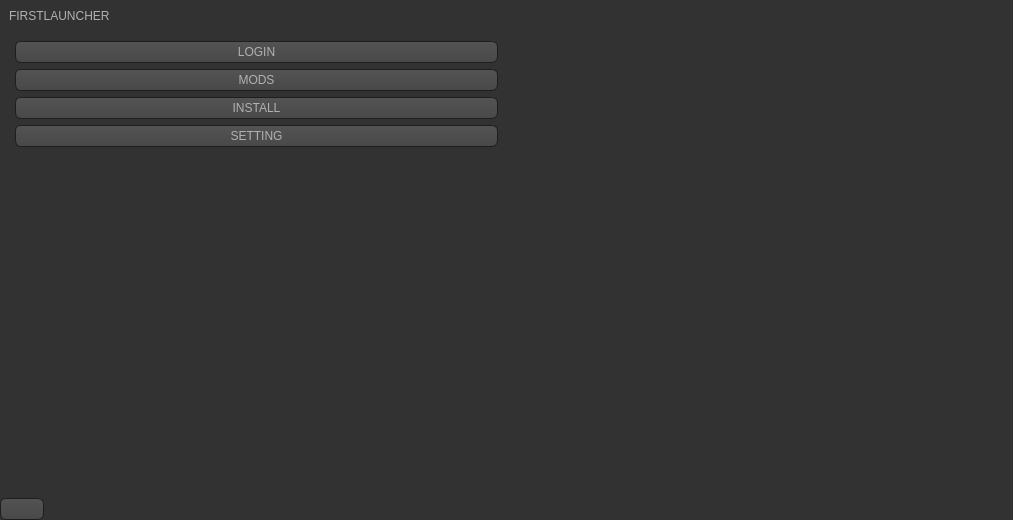
First picture: the form in qt_design/launcher_design.ui, repository ArenF/FirstLauncher, before the edit.
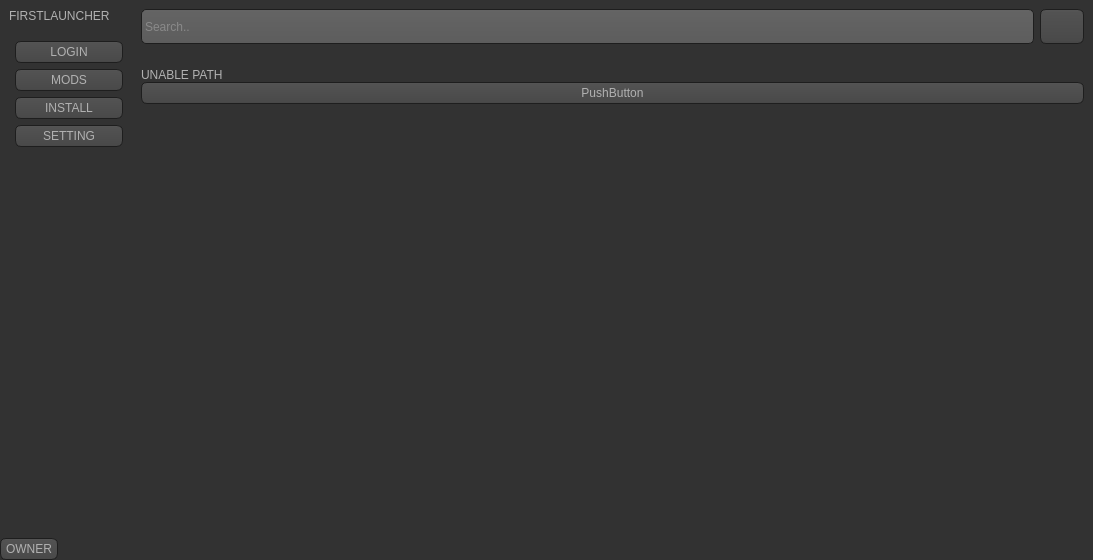
Second picture: the form after the edit. The open tabs and pages were chosen to show the change. Icons and pictures are not drawn.

Commit message: design to qt designer

Patch:
```diff
--- a/qt_design/launcher_design.ui
+++ b/qt_design/launcher_design.ui
@@ -6,8 +6,8 @@
    <rect>
     <x>0</x>
     <y>0</y>
-    <width>1013</width>
-    <height>520</height>
+    <width>1093</width>
+    <height>560</height>
    </rect>
   </property>
   <property name="windowTitle">
@@ -678,7 +678,7 @@
           <item alignment="Qt::AlignLeft|Qt::AlignBottom">
            <widget class="QPushButton" name="pushButton_5">
             <property name="text">
-             <string/>
+             <string>OWNER</string>
             </property>
             <property name="icon">
              <iconset resource="resource.qrc">
@@ -717,48 +717,267 @@
         <number>0</number>
        </property>
        <item>
-        <widget class="QFrame" name="main_head">
-         <property name="frameShape">
-          <enum>QFrame::StyledPanel</enum>
+        <widget class="QStackedWidget" name="stackedMain">
+         <property name="currentIndex">
+          <number>3</number>
          </property>
-         <property name="frameShadow">
-          <enum>QFrame::Raised</enum>
-         </property>
-        </widget>
-       </item>
-       <item>
-        <widget class="QLabel" name="MainImage">
-         <property name="enabled">
-          <bool>true</bool>
-         </property>
-         <property name="sizePolicy">
-          <sizepolicy hsizetype="Maximum" vsizetype="Maximum">
-           <horstretch>0</horstretch>
-           <verstretch>0</verstretch>
-          </sizepolicy>
-         </property>
-         <property name="text">
-          <string/>
-         </property>
-         <property name="pixmap">
-          <pixmap resource="resource.qrc">:/image/2022-11-28_21.14.33.png</pixmap>
-         </property>
-         <property name="scaledContents">
-          <bool>true</bool>
-         </property>
-         <property name="alignment">
-          <set>Qt::AlignRight|Qt::AlignTrailing|Qt::AlignVCenter</set>
-         </property>
-        </widget>
-       </item>
-       <item>
-        <widget class="QFrame" name="main_foot">
-         <property name="frameShape">
-          <enum>QFrame::StyledPanel</enum>
-         </property>
-         <property name="frameShadow">
-          <enum>QFrame::Raised</enum>
-         </property>
+         <widget class="QWidget" name="mainPage">
+          <layout class="QVBoxLayout" name="verticalLayout_6">
+           <property name="spacing">
+            <number>0</number>
+           </property>
+           <property name="leftMargin">
+            <number>0</number>
+           </property>
+           <property name="topMargin">
+            <number>0</number>
+           </property>
+           <property name="rightMargin">
+            <number>0</number>
+           </property>
+           <property name="bottomMargin">
+            <number>0</number>
+           </property>
+           <item>
+            <widget class="QLabel" name="mainImage">
+             <property name="text">
+              <string/>
+             </property>
+             <property name="pixmap">
+              <pixmap resource="resource.qrc">:/image/2022-11-28_21.14.33.png</pixmap>
+             </property>
+             <property name="scaledContents">
+              <bool>true</bool>
+             </property>
+            </widget>
+           </item>
+          </layout>
+         </widget>
+         <widget class="QWidget" name="loginPage">
+          <layout class="QVBoxLayout" name="verticalLayout_7">
+           <property name="spacing">
+            <number>0</number>
+           </property>
+           <property name="leftMargin">
+            <number>0</number>
+           </property>
+           <property name="topMargin">
+            <number>0</number>
+           </property>
+           <property name="rightMargin">
+            <number>0</number>
+           </property>
+           <property name="bottomMargin">
+            <number>0</number>
+           </property>
+           <item>
+            <widget class="QWidget" name="loginWidget" native="true"/>
+           </item>
+          </layout>
+         </widget>
+         <widget class="QWidget" name="modsPage">
+          <layout class="QVBoxLayout" name="verticalLayout_8">
+           <property name="spacing">
+            <number>0</number>
+           </property>
+           <property name="leftMargin">
+            <number>0</number>
+           </property>
+           <property name="topMargin">
+            <number>0</number>
+           </property>
+           <property name="rightMargin">
+            <number>0</number>
+           </property>
+           <property name="bottomMargin">
+            <number>0</number>
+           </property>
+           <item>
+            <widget class="QFrame" name="frame_2">
+             <property name="frameShape">
+              <enum>QFrame::StyledPanel</enum>
+             </property>
+             <property name="frameShadow">
+              <enum>QFrame::Raised</enum>
+             </property>
+             <layout class="QVBoxLayout" name="verticalLayout_9">
+              <property name="spacing">
+               <number>0</number>
+              </property>
+              <property name="leftMargin">
+               <number>0</number>
+              </property>
+              <property name="topMargin">
+               <number>0</number>
+              </property>
+              <property name="rightMargin">
+               <number>0</number>
+              </property>
+              <property name="bottomMargin">
+               <number>0</number>
+              </property>
+              <item alignment="Qt::AlignTop">
+               <widget class="QFrame" name="frame_5">
+                <property name="frameShape">
+                 <enum>QFrame::StyledPanel</enum>
+                </property>
+                <property name="frameShadow">
+                 <enum>QFrame::Raised</enum>
+                </property>
+                <layout class="QVBoxLayout" name="verticalLayout_11">
+                 <property name="leftMargin">
+                  <number>0</number>
+                 </property>
+                 <property name="topMargin">
+                  <number>0</number>
+                 </property>
+                 <property name="rightMargin">
+                  <number>0</number>
+                 </property>
+                 <property name="bottomMargin">
+                  <number>0</number>
+                 </property>
+                 <item alignment="Qt::AlignTop">
+                  <widget class="QFrame" name="frame_3">
+                   <property name="frameShape">
+                    <enum>QFrame::StyledPanel</enum>
+                   </property>
+                   <property name="frameShadow">
+                    <enum>QFrame::Raised</enum>
+                   </property>
+                   <layout class="QHBoxLayout" name="horizontalLayout_3">
+                    <item>
+                     <widget class="QLineEdit" name="lineEdit">
+                      <property name="sizePolicy">
+                       <sizepolicy hsizetype="Expanding" vsizetype="Minimum">
+                        <horstretch>0</horstretch>
+                        <verstretch>0</verstretch>
+                       </sizepolicy>
+                      </property>
+                      <property name="minimumSize">
+                       <size>
+                        <width>0</width>
+                        <height>35</height>
+                       </size>
+                      </property>
+                      <property name="text">
+                       <string/>
+                      </property>
+                      <property name="placeholderText">
+                       <string>Search..</string>
+                      </property>
+                     </widget>
+                    </item>
+                    <item>
+                     <widget class="QPushButton" name="pushButton_6">
+                      <property name="minimumSize">
+                       <size>
+                        <width>35</width>
+                        <height>35</height>
+                       </size>
+                      </property>
+                      <property name="text">
+                       <string/>
+                      </property>
+                      <property name="icon">
+                       <iconset resource="resource.qrc">
+                        <normaloff>:/icon_pack/tutorial_icon_package/search.svg</normaloff>:/icon_pack/tutorial_icon_package/search.svg</iconset>
+                      </property>
+                     </widget>
+                    </item>
+                   </layout>
+                  </widget>
+                 </item>
+                 <item alignment="Qt::AlignTop">
+                  <widget class="QFrame" name="frame_4">
+                   <property name="enabled">
+                    <bool>true</bool>
+                   </property>
+                   <property name="sizePolicy">
+                    <sizepolicy hsizetype="Preferred" vsizetype="Expanding">
+                     <horstretch>0</horstretch>
+                     <verstretch>0</verstretch>
+                    </sizepolicy>
+                   </property>
+                   <property name="frameShape">
+                    <enum>QFrame::StyledPanel</enum>
+                   </property>
+                   <property name="frameShadow">
+                    <enum>QFrame::Raised</enum>
+                   </property>
+                   <layout class="QVBoxLayout" name="verticalLayout_10">
+                    <property name="spacing">
+                     <number>0</number>
+                    </property>
+                    <property name="leftMargin">
+                     <number>9</number>
+                    </property>
+                    <property name="topMargin">
+                     <number>9</number>
+                    </property>
+                    <property name="rightMargin">
+                     <number>9</number>
+                    </property>
+                    <property name="bottomMargin">
+                     <number>9</number>
+                    </property>
+                    <item alignment="Qt::AlignTop">
+                     <widget class="QLabel" name="label_2">
+                      <property name="sizePolicy">
+                       <sizepolicy hsizetype="Minimum" vsizetype="Minimum">
+                        <horstretch>0</horstretch>
+                        <verstretch>0</verstretch>
+                       </sizepolicy>
+                      </property>
+                      <property name="minimumSize">
+                       <size>
+                        <width>0</width>
+                        <height>0</height>
+                       </size>
+                      </property>
+                      <property name="maximumSize">
+                       <size>
+                        <width>16777215</width>
+                        <height>20</height>
+                       </size>
+                      </property>
+                      <property name="text">
+                       <string>UNABLE PATH</string>
+                      </property>
+                     </widget>
+                    </item>
+                    <item>
+                     <widget class="QPushButton" name="pushButton_7">
+                      <property name="text">
+                       <string>PushButton</string>
+                      </property>
+                     </widget>
+                    </item>
+                   </layout>
+                  </widget>
+                 </item>
+                </layout>
+               </widget>
+              </item>
+             </layout>
+            </widget>
+           </item>
+          </layout>
+         </widget>
+         <widget class="QWidget" name="settingPage">
+          <layout class="QVBoxLayout" name="verticalLayout_12">
+           <item>
+            <widget class="QFrame" name="frame_6">
+             <property name="frameShape">
+              <enum>QFrame::StyledPanel</enum>
+             </property>
+             <property name="frameShadow">
+              <enum>QFrame::Raised</enum>
+             </property>
+            </widget>
+           </item>
+          </layout>
+         </widget>
         </widget>
        </item>
       </layout>
```
The commit also changes 1 other file.
